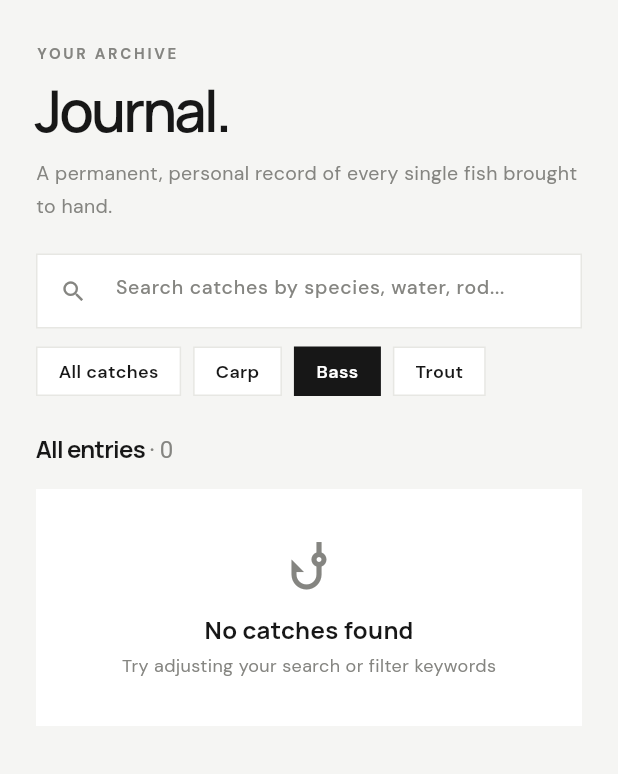
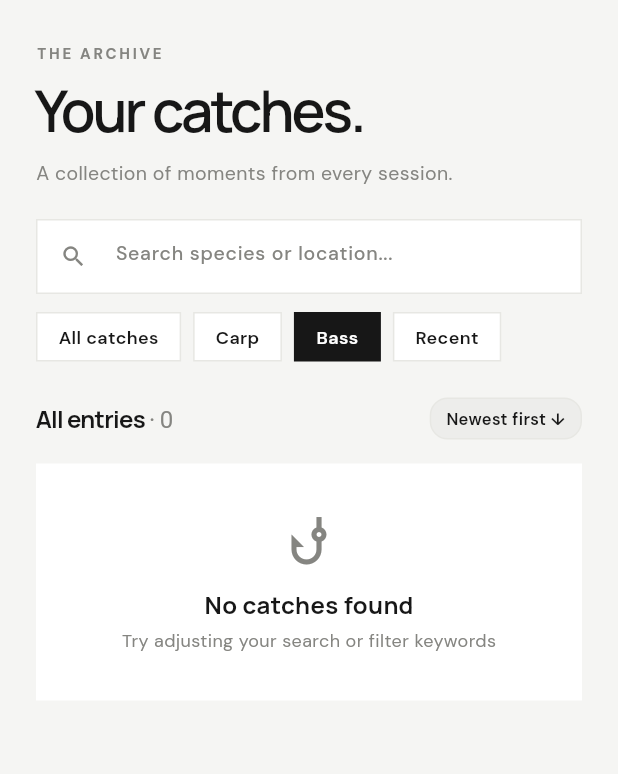
Before and after one commit to hasbisdqi/castlog, a Flutter app: the JournalScreen screen opened directly, after a tap on "Carp", after a tap on "Bass", on a phone screen of 412 x 824 dp, the part 75-849 px from its top. Run offline on Flutter 3.47's test engine with Material 3 defaults, Android fonts, the phone set to English and light mode, and no system bars; our stand-ins replace get, google_fonts, hive, hive_flutter; accounts and stored records are empty; network calls fail; statements that could not run were skipped.

Commit message:
feat: enhance journal with interactive search, multi-filter pills, sorting toggle, and relative dates

```diff
--- a/lib/views/journal_screen.dart
+++ b/lib/views/journal_screen.dart
@@ -1,11 +1,20 @@
 import 'package:castlog/controllers/session_controller.dart';
 import 'package:castlog/models/session_model.dart';
 import 'package:castlog/routes/app_routes.dart';
+import 'package:castlog/theme/app_colors.dart';
+import 'package:castlog/widgets/catch_card.dart';
 import 'package:flutter/material.dart';
 import 'package:get/get.dart';
 import 'package:google_fonts/google_fonts.dart';
-import 'package:castlog/theme/app_colors.dart';
-import 'package:castlog/widgets/catch_card.dart';
+
+enum JournalSort {
+  newest('Newest first ↓'),
+  heaviest('Heaviest first ↓'),
+  oldest('Oldest first ↑');
+
+  final String label;
+  const JournalSort(this.label);
+}
 
 class JournalScreen extends StatefulWidget {
   const JournalScreen({super.key});
@@ -17,19 +26,32 @@ class JournalScreen extends StatefulWidget {
 class _JournalScreenState extends State<JournalScreen> {
   String _selectedFilter = 'all';
   String _searchQuery = '';
+  JournalSort _currentSort = JournalSort.newest;
   final TextEditingController _searchController = TextEditingController();
 
   final List<Map<String, String>> _filters = [
     {'id': 'all', 'label': 'All catches'},
     {'id': 'carp', 'label': 'Carp'},
     {'id': 'bass', 'label': 'Bass'},
-    {'id': 'trout', 'label': 'Trout'},
+    {'id': 'recent', 'label': 'Recent'},
   ];
 
   @override
   void dispose() {
     _searchController.dispose();
     super.dispose();
+  }
+
+  void _toggleSort() {
+    setState(() {
+      if (_currentSort == JournalSort.newest) {
+        _currentSort = JournalSort.heaviest;
+      } else if (_currentSort == JournalSort.heaviest) {
+        _currentSort = JournalSort.oldest;
+      } else {
+        _currentSort = JournalSort.newest;
+      }
+    });
   }
 
   @override
@@ -61,7 +83,7 @@ class _JournalScreenState extends State<JournalScreen> {
                     _buildFilterPills(),
                     const SizedBox(height: 24),
                     Obx(() {
-                      final items = _filterCatches(sessionController);
+                      final items = _filterAndSortCatches(sessionController);
                       return Column(
                         crossAxisAlignment: CrossAxisAlignment.start,
                         children: [
@@ -81,18 +103,47 @@ class _JournalScreenState extends State<JournalScreen> {
     );
   }
 
-  List<CatchModel> _filterCatches(SessionController controller) {
-    return controller.catches.where((c) {
-      final matchesQuery = _searchQuery.isEmpty ||
-          c.species.toLowerCase().contains(_searchQuery.toLowerCase()) ||
-          c.waterway.toLowerCase().contains(_searchQuery.toLowerCase()) ||
-          c.rodName.toLowerCase().contains(_searchQuery.toLowerCase());
+  List<CatchModel> _filterAndSortCatches(SessionController controller) {
+    final now = DateTime.now();
+
+    final filtered = controller.catches.where((c) {
+      final query = _searchQuery.toLowerCase().trim();
+      final matchesQuery = query.isEmpty ||
+          c.species.toLowerCase().contains(query) ||
+          c.waterway.toLowerCase().contains(query) ||
+          c.rodName.toLowerCase().contains(query) ||
+          (c.baitOrLure != null && c.baitOrLure!.toLowerCase().contains(query)) ||
+          (c.notes != null && c.notes!.toLowerCase().contains(query));
 
       if (!matchesQuery) return false;
 
       if (_selectedFilter == 'all') return true;
-      return c.species.toLowerCase().contains(_selectedFilter);
+      if (_selectedFilter == 'carp') {
+        return c.species.toLowerCase().contains('carp');
+      }
+      if (_selectedFilter == 'bass') {
+        return c.species.toLowerCase().contains('bass');
+      }
+      if (_selectedFilter == 'recent') {
+        return now.difference(c.timestamp).inDays <= 7;
+      }
+      return true;
     }).toList();
+
+    // Sorting
+    switch (_currentSort) {
+      case JournalSort.newest:
+        filtered.sort((a, b) => b.timestamp.compareTo(a.timestamp));
+        break;
+      case JournalSort.heaviest:
+        filtered.sort((a, b) => b.weightKg.compareTo(a.weightKg));
+        break;
+      case JournalSort.oldest:
+        filtered.sort((a, b) => a.timestamp.compareTo(b.timestamp));
+        break;
+    }
+
+    return filtered;
   }
 
   Widget _buildTopBar(BuildContext context) {
@@ -141,7 +192,7 @@ class _JournalScreenState extends State<JournalScreen> {
       crossAxisAlignment: CrossAxisAlignment.start,
       children: [
         Text(
-          'YOUR ARCHIVE',
+          'THE ARCHIVE',
           style: GoogleFonts.dmSans(
             fontSize: 10,
             fontWeight: FontWeight.w700,
@@ -151,7 +202,7 @@ class _JournalScreenState extends State<JournalScreen> {
         ),
         const SizedBox(height: 10),
         Text(
-          'Journal.',
+          'Your catches.',
           style: GoogleFonts.manrope(
             fontSize: 38,
             fontWeight: FontWeight.w600,
@@ -162,10 +213,10 @@ class _JournalScreenState extends State<JournalScreen> {
         ),
         const SizedBox(height: 10),
         Text(
-          'A permanent, personal record of every single fish brought to hand.',
+          'A collection of moments from every session.',
           style: GoogleFonts.dmSans(
             fontSize: 13,
-            height: 1.7,
+            height: 1.6,
             color: AppColors.muted,
           ),
         ),
@@ -192,7 +243,7 @@ class _JournalScreenState extends State<JournalScreen> {
           fontWeight: FontWeight.w500,
         ),
         decoration: InputDecoration(
-          hintText: 'Search catches by species, water, rod...',
+          hintText: 'Search species or location...',
           hintStyle: GoogleFonts.dmSans(fontSize: 13, color: AppColors.muted),
           prefixIcon: const Icon(
             Icons.search,
@@ -283,6 +334,25 @@ class _JournalScreenState extends State<JournalScreen> {
             ],
           ),
         ),
+        GestureDetector(
+          onTap: _toggleSort,
+          child: Container(
+            padding: const EdgeInsets.symmetric(horizontal: 10, vertical: 5),
+            decoration: BoxDecoration(
+              color: AppColors.soft,
+              border: Border.all(color: AppColors.line),
+              borderRadius: BorderRadius.circular(12),
+            ),
+            child: Text(
+              _currentSort.label,
+              style: GoogleFonts.dmSans(
+                fontSize: 11,
+                fontWeight: FontWeight.w600,
+                color: AppColors.ink,
+              ),
+            ),
+          ),
+        ),
       ],
     );
   }
--- a/lib/widgets/catch_card.dart
+++ b/lib/widgets/catch_card.dart
@@ -15,11 +15,28 @@ class CatchCard extends StatelessWidget {
     this.onTap,
   });
 
+  String _formatRelativeDate(DateTime dt) {
+    final now = DateTime.now();
+    final difference = now.difference(dt);
+    if (difference.inDays == 0) {
+      return 'Today';
+    } else if (difference.inDays == 1) {
+      return 'Yesterday';
+    } else if (difference.inDays < 7) {
+      return '${difference.inDays} days ago';
+    } else if (difference.inDays < 14) {
+      return '1 week ago';
+    } else {
+      final weeks = (difference.inDays / 7).floor();
+      return '$weeks week${weeks > 1 ? "s" : ""} ago';
+    }
+  }
+
   @override
   Widget build(BuildContext context) {
     final title = catchModel?.species ?? item?['title'] ?? '';
     final sub = catchModel != null
-        ? '${catchModel!.waterway.split(" - ").first} · ${catchModel!.rodName}'
+        ? '${catchModel!.waterway.split(" - ").first} · ${_formatRelativeDate(catchModel!.timestamp)}'
         : (item?['sub'] ?? '');
     final weight = catchModel?.weightFormatted ?? item?['weight'] ?? '';
     final imageUrl = catchModel?.image ?? item?['image'] ?? '';
```
